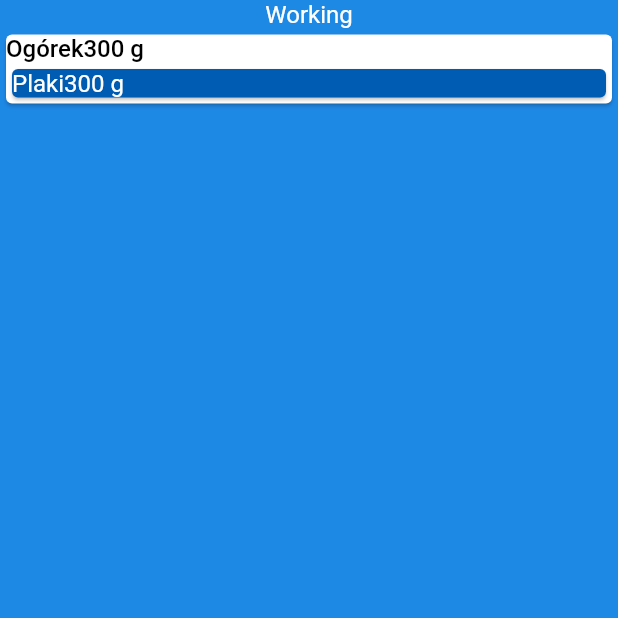
After one commit to lburzak/flexeat, a Flutter app: the screen it shows after launch, on a phone screen of 412 x 824 dp, the top half of it. The commit adds this screen. Run offline on Flutter 3.47's test engine with Material 2 defaults, Android fonts, the phone set to English and light mode, and no system bars; our stand-ins replace auto_route, bloc, flutter_bloc, flutter_typeahead, kiwi, reactive_forms and 1 more; accounts and stored records are empty; generated files the repository leaves out were written again.

Commit message:
Create recipe models and view

```diff
--- a/app/lib/domain/ingredient.dart
+++ b/app/lib/domain/ingredient.dart
@@ -8,4 +8,15 @@ class Ingredient {
     this.article = const Article(),
     this.weight = 0,
   });
+
+  @override
+  bool operator ==(Object other) =>
+      identical(this, other) ||
+      other is Ingredient &&
+          runtimeType == other.runtimeType &&
+          article == other.article &&
+          weight == other.weight;
+
+  @override
+  int get hashCode => article.hashCode ^ weight.hashCode;
 }
--- a/app/lib/main.dart
+++ b/app/lib/main.dart
@@ -42,6 +42,7 @@ class LightTheme {
         floatingActionButtonTheme:
             _buildFloatingActionButtonTheme(_parent.floatingActionButtonTheme),
         chipTheme: _buildChipTheme(_parent.chipTheme),
+        cardTheme: _buildCardTheme(_parent.cardTheme),
         iconTheme: _buildIconTheme(_parent.iconTheme));
   }
 
@@ -52,7 +53,8 @@ class LightTheme {
         onPrimary: Colors.white,
         surfaceVariant: Colors.blue.shade600,
         primaryContainer: const Color(0xff69b6ff),
-        onSurfaceVariant: Colors.white);
+        onSurfaceVariant: Colors.white,
+        onBackground: Colors.black);
   }
 
   AppBarTheme _buildAppBarTheme() {
@@ -68,6 +70,8 @@ class LightTheme {
         headline5: base.headline5?.copyWith(
           color: _colors.onBackground,
         ),
+        bodyText1:
+            base.bodyText1?.copyWith(color: _colors.onBackground, fontSize: 16),
         bodyText2:
             base.bodyText2?.copyWith(color: _colors.onPrimary, fontSize: 16));
   }
@@ -89,6 +93,10 @@ class LightTheme {
 
   IconThemeData _buildIconTheme(IconThemeData base) {
     return base.copyWith(color: _colors.onBackground);
+  }
+
+  CardTheme _buildCardTheme(CardTheme base) {
+    return base;
   }
 }
 
--- a/app/lib/ui/app_router.dart
+++ b/app/lib/ui/app_router.dart
@@ -1,12 +1,14 @@
 import 'package:auto_route/annotations.dart';
 import 'package:flexeat/ui/product_page.dart';
 import 'package:flexeat/ui/products_list_page.dart';
+import 'package:flexeat/ui/recipe_page.dart';
 
 @MaterialAutoRouter(
   replaceInRouteName: 'Page,Route',
   routes: <AutoRoute>[
-    AutoRoute(page: ProductsListPage, initial: true),
+    AutoRoute(page: ProductsListPage),
     AutoRoute(page: ProductPage),
+    AutoRoute(page: RecipePage, initial: true)
   ],
 )
 class $AppRouter {}
--- /dev/null
+++ b/app/lib/ui/recipe_page.dart
@@ -0,0 +1,96 @@
+import 'package:flexeat/domain/article.dart';
+import 'package:flexeat/domain/ingredient.dart';
+import 'package:flexeat/domain/packaging.dart';
+import 'package:flexeat/domain/product.dart';
+import 'package:flexeat/domain/product_ingredient.dart';
+import 'package:flexeat/domain/recipe.dart';
+import 'package:flutter/material.dart';
+
+class RecipePage extends StatelessWidget {
+  const RecipePage({Key? key}) : super(key: key);
+
+  @override
+  Widget build(BuildContext context) {
+    return RecipeView(
+        recipe: Recipe(name: "Working", ingredients: {
+      const Ingredient(weight: 300, article: Article(name: "Ogórek")):
+          const ProductIngredient(
+              packaging: Packaging(weight: 300, label: "ok"),
+              product: Product(name: "Plaki"))
+    }));
+  }
+}
+
+class RecipeView extends StatelessWidget {
+  final Recipe recipe;
+
+  const RecipeView({Key? key, required this.recipe}) : super(key: key);
+
+  @override
+  Widget build(BuildContext context) {
+    final entries = recipe.ingredients.entries.toList();
+    return Scaffold(
+      body: Column(
+        children: [
+          Text(recipe.name),
+          Expanded(
+            child: ListView.builder(
+                itemCount: entries.length,
+                itemBuilder: (context, index) => IngredientView(
+                    ingredient: entries[index].key,
+                    productIngredient: entries[index].value)),
+          ),
+        ],
+      ),
+    );
+  }
+}
+
+class IngredientView extends StatelessWidget {
+  final Ingredient ingredient;
+  final ProductIngredient productIngredient;
+
+  const IngredientView(
+      {Key? key, required this.ingredient, required this.productIngredient})
+      : super(key: key);
+
+  @override
+  Widget build(BuildContext context) {
+    return Card(
+      child: DefaultTextStyle(
+        style: Theme.of(context).textTheme.bodyText1!,
+        child: Column(
+          children: [
+            Row(
+              children: [
+                Text(ingredient.article.name),
+                Text("${ingredient.weight} g")
+              ],
+            ),
+            ProductIngredientView(productIngredient: productIngredient)
+          ],
+        ),
+      ),
+    );
+  }
+}
+
+class ProductIngredientView extends StatelessWidget {
+  final ProductIngredient productIngredient;
+
+  const ProductIngredientView({Key? key, required this.productIngredient})
+      : super(key: key);
+
+  @override
+  Widget build(BuildContext context) {
+    return Card(
+      color: Theme.of(context).colorScheme.primary,
+      child: Row(
+        children: [
+          Text(productIngredient.product.name),
+          Text("${productIngredient.packaging.weight} g")
+        ],
+      ),
+    );
+  }
+}
```
